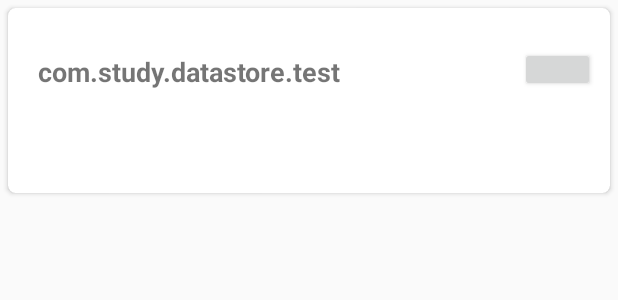
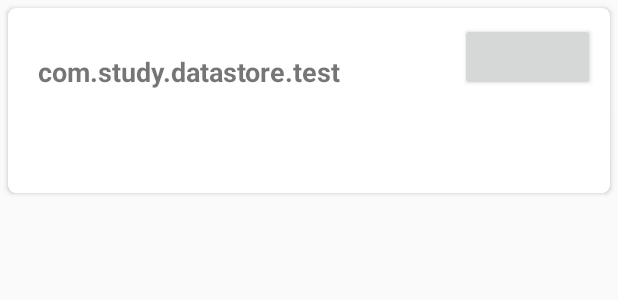
Before and after one commit to AlexeyZatsepin/CP-Tester, an Android app: the layout recycler_row.xml on its own in the app's theme, with its tools: preview values and no code run, on a phone screen of 412 x 824 dp. Shown: the top 300 px of the screen. Run offline under Robolectric (Android 15) with nearby library versions, the light colour scheme and no system bars; plain views replace CircularProgressButton.

Commit message:
fix buttons style

```diff
--- a/app/src/main/res/layout/recycler_row.xml
+++ b/app/src/main/res/layout/recycler_row.xml
@@ -4,7 +4,6 @@
     android:layout_width="match_parent"
     android:layout_height="wrap_content"
     xmlns:tools="http://schemas.android.com/tools"
-    xmlns:app="http://schemas.android.com/tools"
     android:layout_marginLeft="5dp"
     android:layout_marginRight="5dp"
     android:layout_marginTop="5dp"
@@ -18,10 +17,10 @@
 
 
         <LinearLayout
+            android:layout_weight="1"
             android:layout_width="match_parent"
             android:layout_height="wrap_content"
             android:layout_margin="10dp"
-            android:layout_weight="1"
             android:orientation="vertical">
 
             <TextView
@@ -48,20 +47,17 @@
         </LinearLayout>
 
         <com.dd.CircularProgressButton
+            android:id="@+id/progress"
+            android:layout_width="180dp"
+            android:layout_height="45dp"
             android:layout_weight="1"
-            android:id="@+id/progress"
-            app:cpb_textComplete="Complete"
-            app:cpb_textError="Error"
-            app:cpb_cornerRadius="50dp"
-            app:cpb_textIdle="Test"
-            app:cpb_iconComplete="@drawable/ic_action_done"
-            app:cpb_iconError="@drawable/ic_action_error"
-            android:layout_width="100dp"
-            android:layout_height="30dp"
-            android:layout_marginTop="16dp"
-            android:textColor="@android:color/white"
+            android:textColor="@color/cpb_white"
+            android:textSize="18sp"
+            card_view:cpb_cornerRadius="48dp"
+            card_view:cpb_iconComplete="@drawable/ic_action_done"
+            card_view:cpb_iconError="@drawable/ic_action_error"
+            card_view:cpb_textIdle="Test" />
 
-            android:textSize="18sp" />
     </LinearLayout>
 
 </android.support.v7.widget.CardView>
--- a/app/src/main/res/values/strings.xml
+++ b/app/src/main/res/values/strings.xml
@@ -28,7 +28,5 @@
         <item>3</item>
     </string-array>
 
-    <string name="Start">Test</string>
-    <string name="Error">Error</string>
-    <string name="Complete">Complete</string>
+    <string name="test">Test</string>
 </resources>
```
